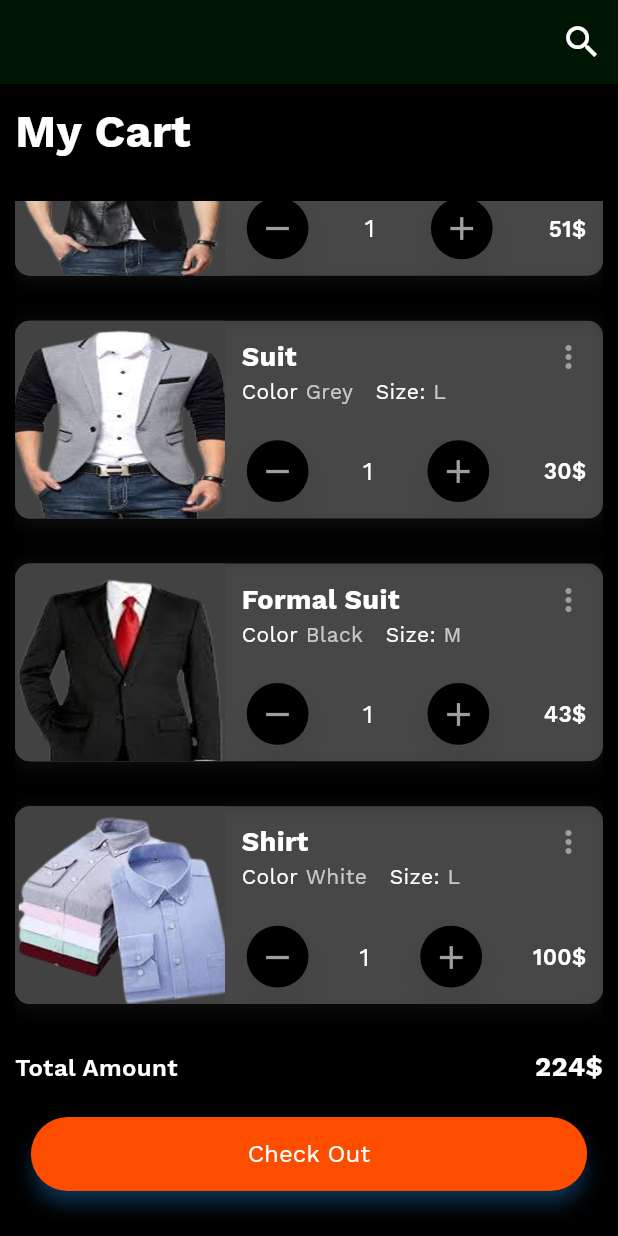
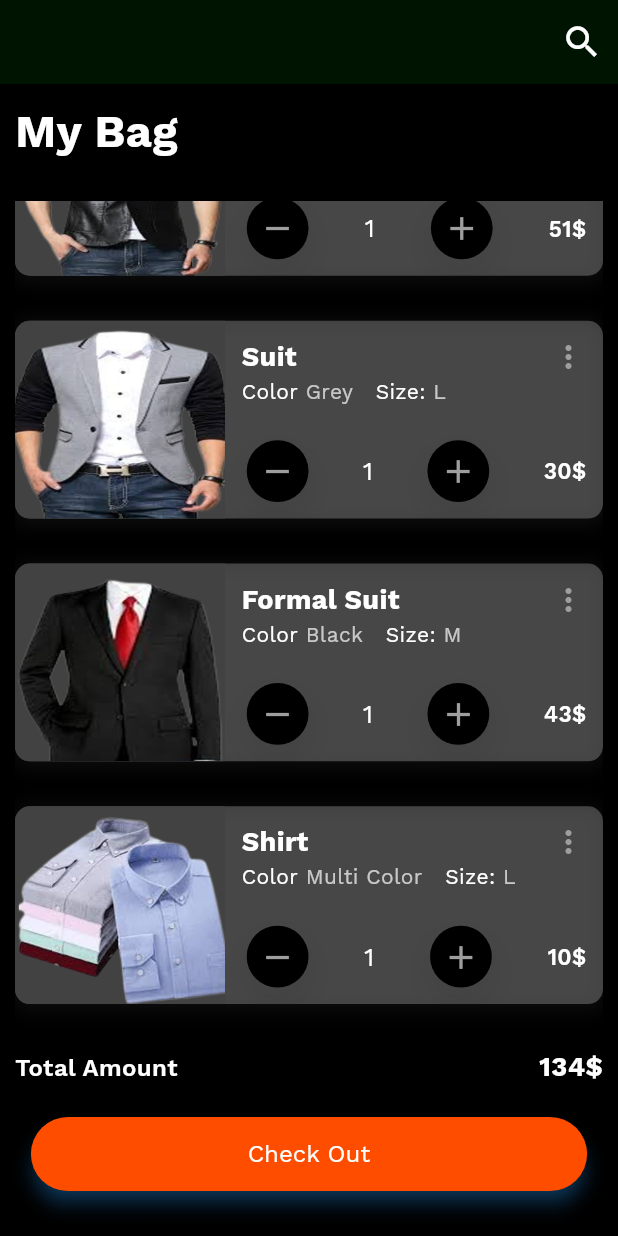
Before and after one commit to JubayerAhamadTayef/cart_assignment, a Flutter app: the screen it shows after launch, scrolled down 82 dp, on a phone screen of 412 x 824 dp. Run offline on Flutter 3.47's test engine with Material 3 defaults, Android fonts, the phone set to English and light mode, and no system bars.

Commit message:
Changes some text!

```diff
--- a/lib/Models/card_data.dart
+++ b/lib/Models/card_data.dart
@@ -39,9 +39,9 @@ List<CardData> contents = [
   ),
   CardData(
     dressName: "Shirt",
-    dressColor: "White",
+    dressColor: "Multi Color",
     dressSize: "L",
-    dressPrice: 100,
+    dressPrice: 10,
     dressImage: "assets/images/shirt.png",
     quantity: 1,
   )
--- a/lib/View/HomeScreen/home_screen_title_layout.dart
+++ b/lib/View/HomeScreen/home_screen_title_layout.dart
@@ -10,7 +10,7 @@ class HomeScreenTitle extends StatelessWidget {
       alignment: WrapAlignment.start,
       children: [
         Text(
-          "My Cart",
+          "My Bag",
           style: TextThemes.getTextStyle(
               fontSize: 30, fontWeight: FontWeight.bold),
         ),
--- a/lib/View/HomeScreen/home_screen_view.dart
+++ b/lib/View/HomeScreen/home_screen_view.dart
@@ -151,7 +151,7 @@ class _HomeScreenViewState extends State<HomeScreenView> {
         return AppAlertDialog(
           title: "Congratulations!",
           content:
-              "You have added \n5 ${contents[index].dressName.toString()}\n in your cart!",
+              "You have added \n5 ${contents[index].dressName.toString()}\n on your bag!",
           orientation: orientation,
         );
       },
```
